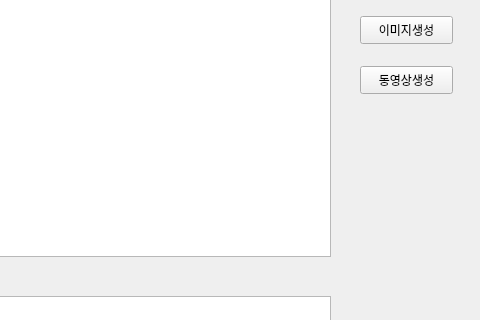
Old version of the form mainwindow.ui in the repository chaemingyu/CoupangAPI; both pictures show x 140 to 620 and y 124 to 444 of the 620 by 721 pixel window.
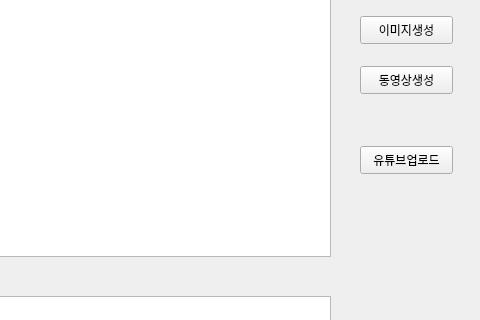
New version of the form.

Commit message: 유튜브 APi 개발중

```diff
--- a/mainwindow.ui
+++ b/mainwindow.ui
@@ -112,6 +112,19 @@
      <string>동영상생성</string>
     </property>
    </widget>
+   <widget class="QPushButton" name="youtubeuploadbtn">
+    <property name="geometry">
+     <rect>
+      <x>500</x>
+      <y>270</y>
+      <width>93</width>
+      <height>28</height>
+     </rect>
+    </property>
+    <property name="text">
+     <string>유튜브업로드</string>
+    </property>
+   </widget>
   </widget>
   <widget class="QMenuBar" name="menubar">
    <property name="geometry">
```
Left out of the diff: 2 changed lines with no effect on the pictures. The commit also changes 3 other files.
